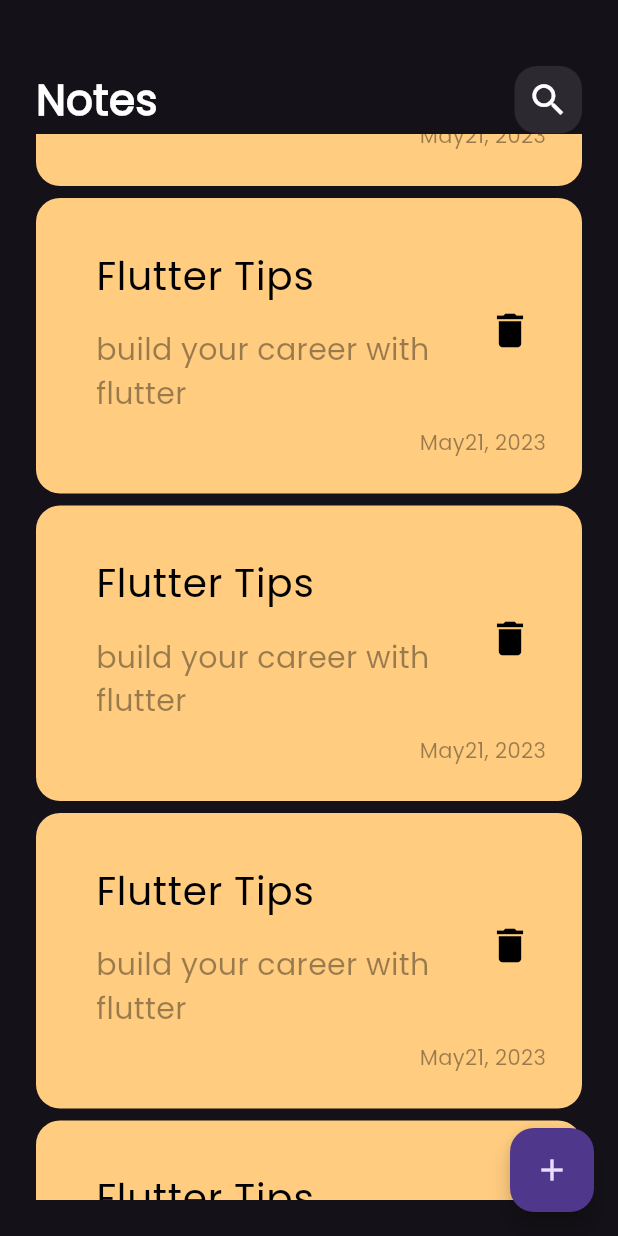
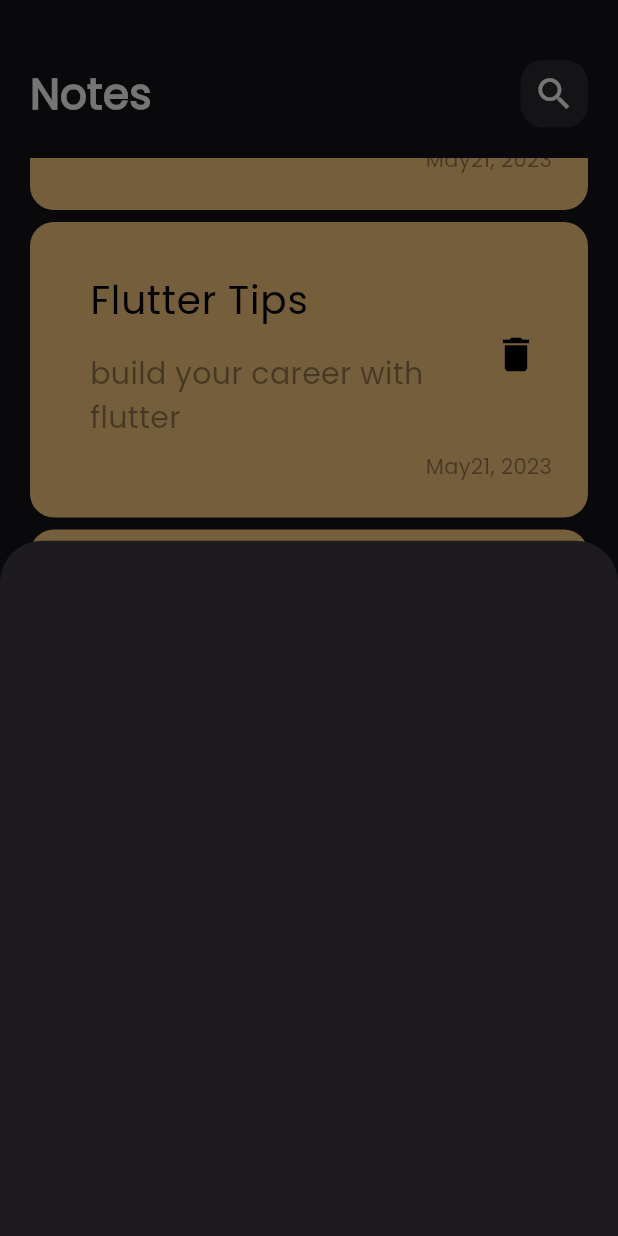
Before and after one commit to MahmoudEldeeb10/notesapp, a Flutter app: the screen it shows after launch, scrolled down 576 dp, after a tap on the "add" icon, on a phone screen of 412 x 824 dp. Run offline on Flutter 3.47's test engine with Material 3 defaults, Android fonts, the phone set to English and light mode, and no system bars.

Commit message:
show model bottom sheet

```diff
--- a/lib/views/notes_view.dart
+++ b/lib/views/notes_view.dart
@@ -1,4 +1,5 @@
 import 'package:flutter/material.dart';
+import 'package:notes_app/views/widgets/add_note_button_sheet.dart';
 import 'package:notes_app/views/widgets/notes_view_body.dart';
 
 class NotesView extends StatelessWidget {
@@ -8,7 +9,14 @@ class NotesView extends StatelessWidget {
   Widget build(BuildContext context) {
     return Scaffold(
       floatingActionButton: FloatingActionButton(
-        onPressed: () {},
+        onPressed: () {
+          showModalBottomSheet(
+            context: context,
+            builder: (context) {
+              return AddNoteBottomSheet();
+            },
+          );
+        },
         child: Icon(Icons.add),
       ),
       body: NotesViewBody(),
--- /dev/null
+++ b/lib/views/widgets/add_note_button_sheet.dart
@@ -0,0 +1,11 @@
+
+import 'package:flutter/material.dart';
+
+class AddNoteBottomSheet extends StatelessWidget {
+  const AddNoteBottomSheet({super.key});
+
+  @override
+  Widget build(BuildContext context) {
+    return Container();
+  }
+}
--- a/lib/views/widgets/notes_list_view.dart
+++ b/lib/views/widgets/notes_list_view.dart
@@ -6,13 +6,17 @@ class NotesListView extends StatelessWidget {
 
   @override
   Widget build(BuildContext context) {
-    return ListView.builder(
+    return Padding(
+      padding: const EdgeInsets.only(top: 20, bottom: 5),
+      child: ListView.builder(
+        padding: EdgeInsets.zero,
         itemBuilder: (context, index) {
           return const Padding(
             padding: EdgeInsets.symmetric(vertical: 4),
             child: NoteItem(),
           );
         },
+      ),
     );
   }
 }
--- a/lib/views/widgets/notes_view_body.dart
+++ b/lib/views/widgets/notes_view_body.dart
@@ -8,7 +8,7 @@ class NotesViewBody extends StatelessWidget {
   @override
   Widget build(BuildContext context) {
     return Padding(
-      padding: const EdgeInsets.all(24.0),
+      padding: const EdgeInsets.all(20.0),
       child: Column(
         children: [
           SizedBox(height: 20),
```
Lines whose indentation alone changed are shown as unchanged.
